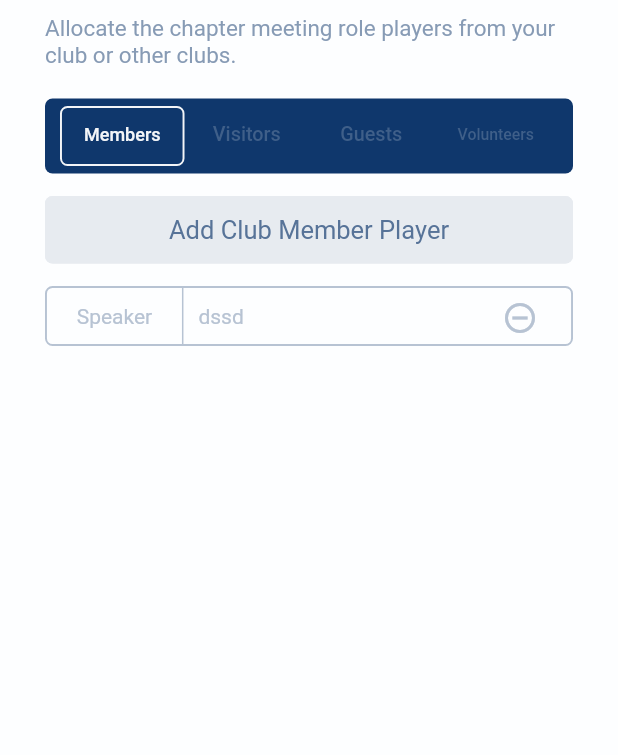
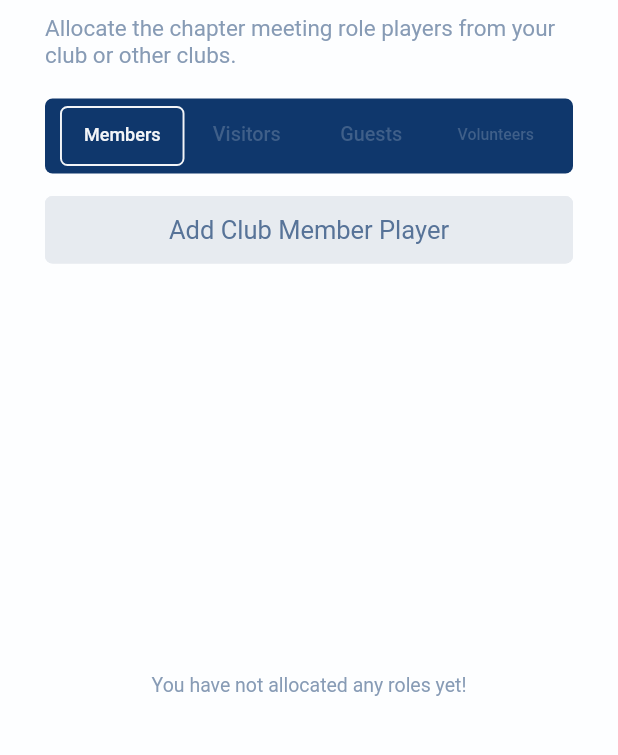
Before and after one commit to HamzehBajbouj/SpeaXPoint, a Flutter app: the AllocateRolePlayerScreen screen opened directly with empty values, on a phone screen of 412 x 824 dp, the part 152-907 px from its top. Run offline on Flutter 3.47's test engine with Material 2 defaults, Android fonts, the phone set to English and light mode, and no system bars; our stand-ins replace auto_route, basic_utils, cached_network_image, cloud_firestore, dropdown_button2, firebase_auth and 9 more; accounts and stored records are empty.

Commit message:
allocate role players : completing the club member page, include adding, deleting, updating and displaying current allocated roles

```diff
--- a/speaxpoint/lib/models/allocated_role_player.dart
+++ b/speaxpoint/lib/models/allocated_role_player.dart
@@ -1,13 +1,13 @@
 class AllocatedRolePlayer {
   int? allocatedRolePlayerUniqueId;
-  String? username;
+  String? toastmasterUsername;
   String? toastmasterId;
   String? rolePlayerName;
   String? roleName;
   //the roleOrderPlace is meant to differenitate between if he is first speaks , or second speaker..etc
   int? rolePlayerOrderPlace;
   String? invitationCode;
-  String? allocatedRolePlayerUserAppType;
+  String? allocatedRolePlayerType;
 
   // we can add the club name in the future , which will be obtained automatically
   // String? clubName;
@@ -19,31 +19,31 @@ class AllocatedRolePlayer {
       this.rolePlayerOrderPlace,
       this.rolePlayerName,
       this.toastmasterId,
-      this.username,
-      this.allocatedRolePlayerUserAppType});
+      this.toastmasterUsername,
+      this.allocatedRolePlayerType});
 
   AllocatedRolePlayer.fromJson(Map<String, dynamic> allocatedRolePlayerJson)
       : this(
           allocatedRolePlayerUniqueId:
               allocatedRolePlayerJson['allocatedRolePlayerUniqueId'],
-          username: allocatedRolePlayerJson['username'],
+          toastmasterUsername: allocatedRolePlayerJson['toastmasterUsername'],
           invitationCode: allocatedRolePlayerJson['invitationCode'],
           roleName: allocatedRolePlayerJson['roleName'],
           rolePlayerOrderPlace: allocatedRolePlayerJson['rolePlayerOrderPlace'],
           rolePlayerName: allocatedRolePlayerJson['rolePlayerName'],
           toastmasterId: allocatedRolePlayerJson['toastmasterId'],
-          allocatedRolePlayerUserAppType:
-              allocatedRolePlayerJson['allocatedRolePlayerUserAppType'],
+          allocatedRolePlayerType:
+              allocatedRolePlayerJson['allocatedRolePlayerType'],
         );
 
   Map<String, dynamic> toJson() => {
         'allocatedRolePlayerUniqueId': allocatedRolePlayerUniqueId,
-        'username': username,
+        'toastmasterUsername': toastmasterUsername,
         'invitationCode': invitationCode,
         'roleName': roleName,
         'rolePlayerOrderPlace': rolePlayerOrderPlace,
         'rolePlayerName': rolePlayerName,
         'toastmasterId': toastmasterId,
-        'allocatedRolePlayerUserAppType': allocatedRolePlayerUserAppType
+        'allocatedRolePlayerType': allocatedRolePlayerType
       };
 }
--- a/speaxpoint/lib/services/meeting_arrangement/allocate_role_players/i_allocate_role_players_service.dart
+++ b/speaxpoint/lib/services/meeting_arrangement/allocate_role_players/i_allocate_role_players_service.dart
@@ -7,7 +7,7 @@ import '../common_services/i_meeting_arrangement_common_services.dart';
 abstract class IAllocateRolePlayersService
     extends IMeetingArrangementCommonServices {
   Future<Result<Unit, Failure>> deleteAllocatedRolePlayer(
-      String chapterMeetingId, String allocatedRolePlayerUniqueId);
+      String chapterMeetingId, int allocatedRolePlayerUniqueId);
   Future<Result<Unit, Failure>> allocateClubMemberNewRolePlayer(
       String chapterMeetingId, AllocatedRolePlayer allocatedRolePlayer);
 
@@ -19,6 +19,10 @@ abstract class IAllocateRolePlayersService
   );
 
   //there should be another method here to update an exiting role player if it's taken
+  Future<Result<Unit, Failure>> updateOccupiedRoleDetails(
+    String chapterMeetingId,
+AllocatedRolePlayer allocatedRolePlayer
+  );
 
   //will search in the toastmasters collection and get the club member id if not existed then display error
   // Future<Result<Unit, Failure>> allocateOtherClubMemberNewRolePlayer(String username);
--- a/speaxpoint/lib/util/constants/common_enums.dart
+++ b/speaxpoint/lib/util/constants/common_enums.dart
@@ -34,7 +34,7 @@ enum LisrOfRolesPlayers {
   Toastmaster,
 }
 
-enum AllocatedRolePlayerUserAppType {
+enum AllocatedRolePlayerType {
   ClubMember,
   Guest,
   OtherClubMember,
--- a/speaxpoint/lib/views/toastmaster_user/allocate_role_players/club_members_tab_view.dart
+++ b/speaxpoint/lib/views/toastmaster_user/allocate_role_players/club_members_tab_view.dart
@@ -2,11 +2,14 @@ import 'package:flutter/material.dart';
 import 'package:flutter/src/widgets/container.dart';
 import 'package:flutter/src/widgets/framework.dart';
 import 'package:modal_bottom_sheet/modal_bottom_sheet.dart';
+import 'package:provider/provider.dart';
+import 'package:speaxpoint/models/allocated_role_player.dart';
 import 'package:speaxpoint/util/constants/app_main_colors.dart';
 import 'package:speaxpoint/util/constants/common_enums.dart';
 import 'package:speaxpoint/util/constants/common_ui_properties.dart';
 import 'package:speaxpoint/util/ui_widgets/buttons.dart';
 import 'package:speaxpoint/util/ui_widgets/options_selections.dart';
+import 'package:speaxpoint/view_models/toastmaster_vm/allocate_role_players_view_model.dart';
 import 'package:speaxpoint/views/toastmaster_user/allocate_role_players/add_club_member_role_player_bottom_sheet.dart';
 
 class ClubMembersTabView extends StatefulWidget {
@@ -23,10 +26,13 @@ class ClubMembersTabView extends StatefulWidget {
 }
 
 class _ClubMembersTabViewState extends State<ClubMembersTabView> {
-  String _rolePlayer = "";
-  List<String> listOfRolesPlayers = LisrOfRolesPlayers.values
-      .map((e) => e.name.replaceAll('_', ' '))
-      .toList();
+  late AllocateRolePlayersViewModel _allocateRolePlayersVM;
+  @override
+  void initState() {
+    super.initState();
+    _allocateRolePlayersVM =
+        Provider.of<AllocateRolePlayersViewModel>(context, listen: false);
+  }
 
   @override
   Widget build(BuildContext context) {
@@ -70,7 +76,66 @@ class _ClubMembersTabViewState extends State<ClubMembersTabView> {
           const SizedBox(
             height: 15,
           ),
-          Container(
+          Expanded(
+            child: StreamBuilder<List<AllocatedRolePlayer>>(
+              stream: _allocateRolePlayersVM.getAllocatedRolePlayers(
+                widget.chapterMeetingId,
+              ),
+              builder: (context, snapshot) {
+                if (!snapshot.hasData) {
+                  return const Center(child: CircularProgressIndicator());
+                } else {
+                  final List<AllocatedRolePlayer> items = snapshot.data!
+                      .where((element) =>
+                          element.allocatedRolePlayerType ==
+                          AllocatedRolePlayerType.ClubMember.name)
+                      .toList();
+                  if (items.isEmpty) {
+                    return const Center(
+                      child: Text(
+                        "You have not allocated any roles yet!",
+                        style: TextStyle(
+                          fontFamily: CommonUIProperties.fontType,
+                          fontSize: 13,
+                          fontWeight: FontWeight.normal,
+                          color: Color(AppMainColors.p50),
+                        ),
+                      ),
+                    );
+                  } else {
+                    return ListView.separated(
+                      itemCount: items.length,
+                      separatorBuilder: (_, index) => const SizedBox(
+                        height: 10,
+                      ),
+                      itemBuilder: (context, index) {
+                        return allocatedRoleCard(
+                            cardId: items[index].allocatedRolePlayerUniqueId!,
+                            playerName: items[index].rolePlayerName!,
+                            role: items[index].roleName!,
+                            rolePlace: items[index].roleName! == "Speaker" ||
+                                    items[index].roleName! == "Speach Evaluator"
+                                ? items[index].rolePlayerOrderPlace!
+                                : null);
+                      },
+                    );
+                  }
+                }
+              },
+            ),
+          ),
+        ],
+      ),
+    );
+  }
+
+  Widget allocatedRoleCard({
+    required String role,
+    required int? rolePlace,
+    required String playerName,
+    required int cardId,
+  }) {
+    return Container(
       constraints: const BoxConstraints(
         minHeight: 30,
         maxHeight: 40,
@@ -88,16 +153,19 @@ class _ClubMembersTabViewState extends State<ClubMembersTabView> {
           Container(
             padding: const EdgeInsets.all(10),
             constraints: const BoxConstraints(maxWidth: 90),
-                  child: const Center(
+            child: Center(
+              child: FittedBox(
+                fit: BoxFit.scaleDown,
                 child: Text(
                   maxLines: 2,
                   textAlign: TextAlign.center,
-                      "Speaker",
-                      style: TextStyle(
+                  "${role} ${rolePlace ?? ""}",
+                  style: const TextStyle(
                     fontFamily: CommonUIProperties.fontType,
                     fontSize: 14,
                     fontWeight: FontWeight.normal,
                     color: Color(AppMainColors.p30),
+                  ),
                 ),
               ),
             ),
@@ -113,12 +181,12 @@ class _ClubMembersTabViewState extends State<ClubMembersTabView> {
               child: Row(
                 mainAxisAlignment: MainAxisAlignment.spaceBetween,
                 children: [
-                        const FittedBox(
+                  FittedBox(
                     fit: BoxFit.scaleDown,
                     child: Text(
-                            "dssd",
+                      playerName,
                       overflow: TextOverflow.ellipsis,
-                            style: TextStyle(
+                      style: const TextStyle(
                         fontFamily: CommonUIProperties.fontType,
                         fontSize: 14,
                         fontWeight: FontWeight.normal,
@@ -127,16 +195,17 @@ class _ClubMembersTabViewState extends State<ClubMembersTabView> {
                     ),
                   ),
                   IconButton(
-                            onPressed: () {},
+                    onPressed: () async {
+                      await _allocateRolePlayersVM.deleteRolePlayerCard(
+                          widget.chapterMeetingId, cardId);
+                    },
                     icon: const Icon(
                       Icons.remove_circle_outline,
                       color: Color(AppMainColors.p30),
-                            ))
+                    ),
+                  )
                 ],
               ),
-                  ),
-                ),
-              ],
             ),
           ),
         ],
--- a/speaxpoint/lib/views/toastmaster_user/manage_coming_meetings/create_new_session_dialog.dart
+++ b/speaxpoint/lib/views/toastmaster_user/manage_coming_meetings/create_new_session_dialog.dart
@@ -10,6 +10,8 @@ import 'package:speaxpoint/util/ui_widgets/text_fields.dart';
 import 'package:speaxpoint/view_models/toastmaster_vm/manage_coming_sessions_view_model.dart';
 
 class CreateNewSessionDialog extends StatefulWidget {
+  const CreateNewSessionDialog({super.key});
+
   @override
   _CreateNewSessionDialog createState() => _CreateNewSessionDialog();
 }
@@ -73,6 +75,7 @@ class _CreateNewSessionDialog extends State<CreateNewSessionDialog> {
             ),
           ],
         ),
+        actionsAlignment: MainAxisAlignment.spaceBetween,
         actions: [
           textButton(
             callBack: () {
```
Also changed, not shown: speaxpoint/lib/services/meeting_arrangement/allocate_role_players/allocate_role_player_firebase_service.dart (+76 -42 lines), speaxpoint/lib/services/meeting_arrangement/common_services/i_meeting_arrangement_common_services.dart (+7 -0 lines), speaxpoint/lib/services/meeting_arrangement/common_services/meeting_arrangement_common_firebase_services.dart (+49 -0 lines), speaxpoint/lib/view_models/toastmaster_vm/allocate_role_players_view_model.dart (+35 -5 lines), speaxpoint/lib/views/toastmaster_user/allocate_role_players/add_club_member_role_player_bottom_sheet.dart (+45 -13 lines), speaxpoint/lib/views/toastmaster_user/allocate_role_players/update_existing_role_player_dialog.dart (added, +124 -0 lines). Lines whose indentation alone changed are shown as unchanged.
